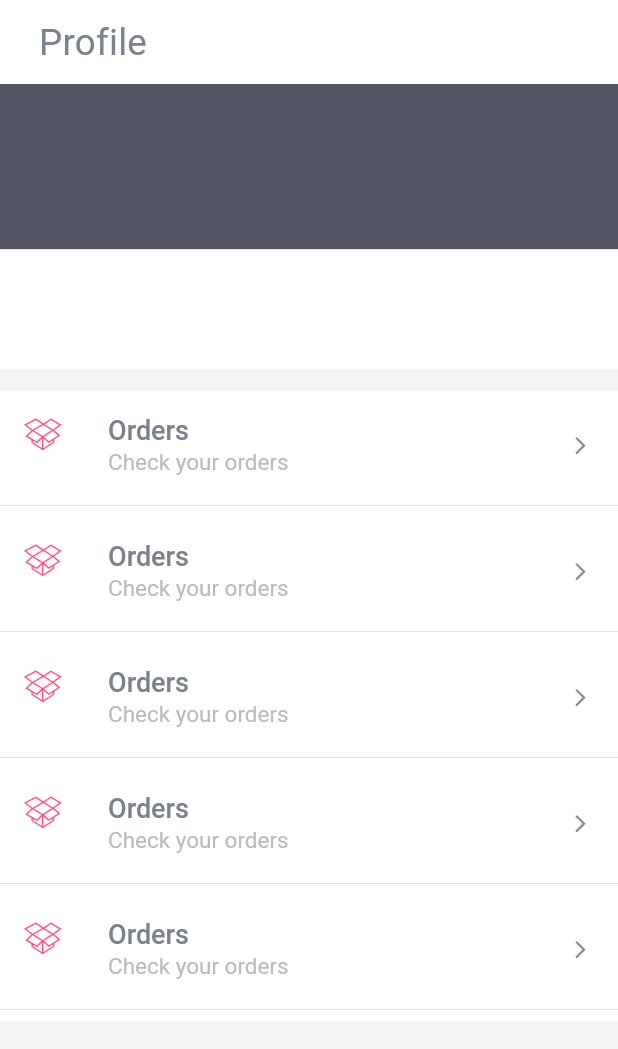
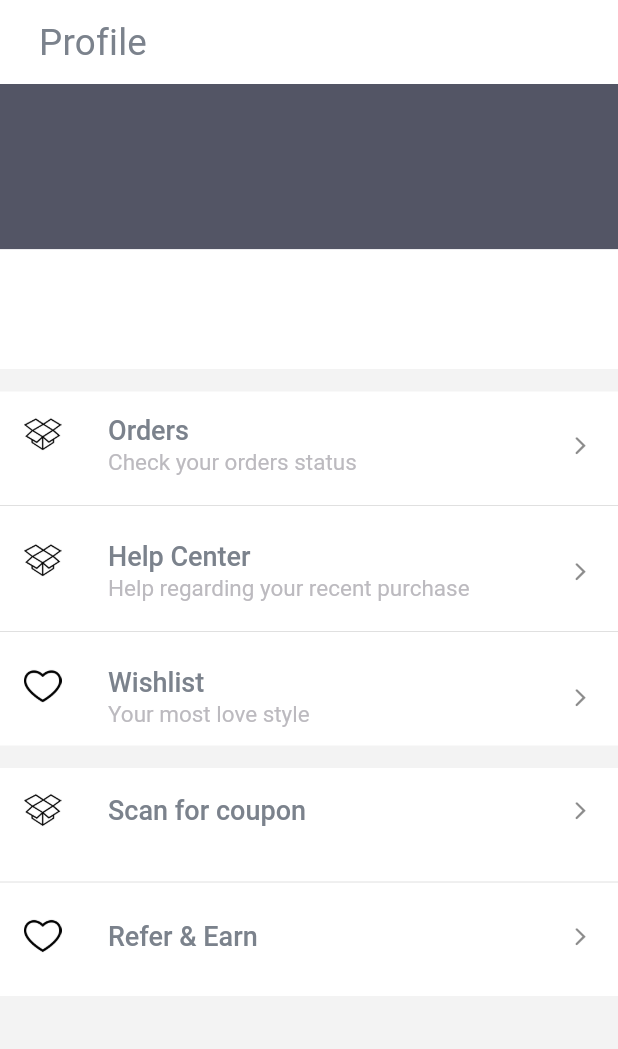
Before and after one commit to TheMaxwellJames/Flutter_ShoppingApp, a Flutter app: the Profile screen opened directly, on a phone screen of 412 x 824 dp. Shown: the top 1049 px of the screen. Run offline on Flutter 3.47's test engine with Material 2 defaults, Android fonts, the phone set to English and light mode, and no system bars; our stand-ins replace get.

Commit message:
profile without login

```diff
--- a/lib/feature/landing_page/landing_page.dart
+++ b/lib/feature/landing_page/landing_page.dart
@@ -30,24 +30,21 @@ class _LandingPageState extends State<LandingPage> {
           BottomNavigationBarItem(
             icon: SPIcon(
               assetname: "logo-black.png",
-              index: 0,
-              currentIndex: currentIndex,
+              isSelected: 0 ==currentIndex,
             ),
             label: "Home",
           ),
           BottomNavigationBarItem(
             icon: SPIcon(
               assetname: "categories.png",
-              index: 1,
-              currentIndex: currentIndex,
+               isSelected: 1 ==currentIndex,
             ),
             label: "Categories",
           ),
           BottomNavigationBarItem(
             icon: SPIcon(
               assetname: "profile.png",
-              index: 2,
-              currentIndex: currentIndex,
+              isSelected: 2 ==currentIndex,
             ),
             label: "Profile",
           ),
--- a/lib/feature/profile/profile_without_login.dart
+++ b/lib/feature/profile/profile_without_login.dart
@@ -27,21 +27,59 @@ class ProfileWithoutLogin extends StatelessWidget {
             ],
           ),
         ),
-        SizedBox(height: 15,
+      const  SizedBox(height: 15,
         ),
         Container(
           color: AppColor.whiteColor,
-          child: Column(
-          children: [
-            ProfileItem(),
-              ProfileItem(),
-              ProfileItem(),
-                ProfileItem(),
-                  ProfileItem(),
+          child: const Column(
+          children:  [
+            ProfileItem(
+              title: "Orders",
+              subtitle: "Check your orders status",
+              assetName: "orders.png",
+               isLast: false,
+            ),
+
+             ProfileItem(
+              title: "Help Center",
+              subtitle: "Help regarding your recent purchase",
+              assetName: "orders.png",
+              isLast: false,
+            ),
+
+               ProfileItem(
+              title: "Wishlist",
+              subtitle: "Your most love style",
+              assetName: "wishlist.png",
+               isLast: true,
+            ),
+          ],
+        ),
+        ),
+
+            const  SizedBox(height: 15,
+        ),
+
+           Container(
+          color: AppColor.whiteColor,
+          child: const Column(
+          children:  [
+            ProfileItem(
+              title: "Scan for coupon",
+
+              assetName: "orders.png",
+               isLast: false,
+            ),
 
 
+               ProfileItem(
+              title: "Refer & Earn",
+              assetName: "wishlist.png",
+               isLast: true,
+            ),
           ],
-        ))
+        ),
+        ),
       ],
     );
   }
--- a/lib/foundation/profile_item/profile_item.dart
+++ b/lib/foundation/profile_item/profile_item.dart
@@ -3,7 +3,16 @@ import 'package:flutter/material.dart';
 import 'package:flutter_ecom/foundation/sp_icon/sp_icon.dart';
 
 class ProfileItem extends StatelessWidget {
-  const ProfileItem({super.key});
+  const ProfileItem({Key? key,
+  required this.title,
+  this.subtitle,
+  required this.assetName,
+  required this.isLast }) : super(key: key);
+
+  final String title;
+  final String? subtitle;
+  final String assetName;
+  final bool isLast;
 
   @override
   Widget build(BuildContext context) {
@@ -12,21 +21,28 @@ class ProfileItem extends StatelessWidget {
         Container(
           height: 68,
           child: ListTile(
-            leading: SPIcon(assetname: "orders.png",
+            leading: SPIcon(assetname: assetName,
             ),
-            title: Text("Orders",
+            title: Text(
+              title,
               style: Theme.of(context).textTheme.bodyLarge,
 
             ),
-            subtitle: Text("Check your orders",
+            subtitle: subtitle!=null? Text(
+             subtitle!,
              style: Theme.of(context).textTheme.bodyMedium,
-            ),
-            trailing: Icon(CupertinoIcons.chevron_forward,
-              size: 18,
+            )
+            : null,
+            trailing: InkWell(
+              onTap: () {},
+              child: const Icon(
+                CupertinoIcons.chevron_forward,
+                size: 18,
+              ),
             ),
           ),
         ),
-        Divider(),
+      isLast? Container() : const Divider(),
       ],
     );
   }
--- a/lib/foundation/sp_icon/sp_icon.dart
+++ b/lib/foundation/sp_icon/sp_icon.dart
@@ -4,12 +4,14 @@ class SPIcon extends StatelessWidget {
   const SPIcon(
       {Key? key,
       required this.assetname,
-       this.index,
-       this.currentIndex})
+      this.isSelected=false
+      })
       : super(key: key);
+
+
   final String assetname;
-  final int? index;
-  final int? currentIndex;
+
+  final bool isSelected;
 
   @override
   Widget build(BuildContext context) {
@@ -17,7 +19,7 @@ class SPIcon extends StatelessWidget {
       "assets/images/$assetname",
       height: 25,
       width: 25,
-      color: index == currentIndex ? const Color(0xfffe416c) : Colors.black,
+      color: isSelected ? const Color(0xfffe416c) : Colors.black,
     );
   }
 }
```
